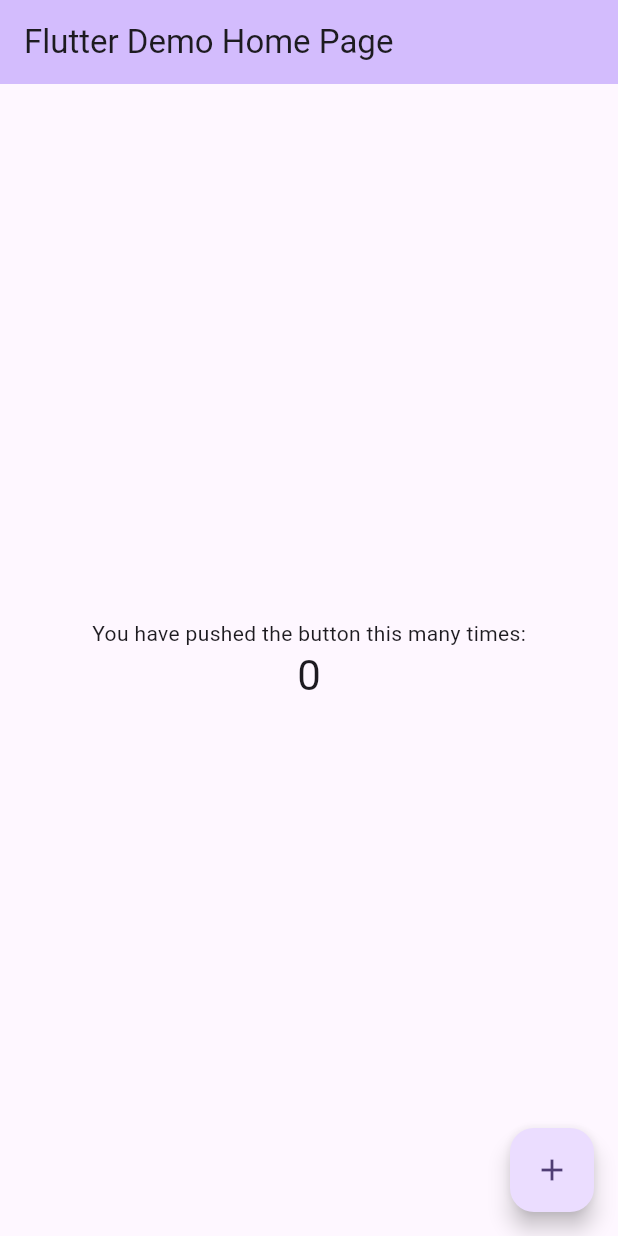
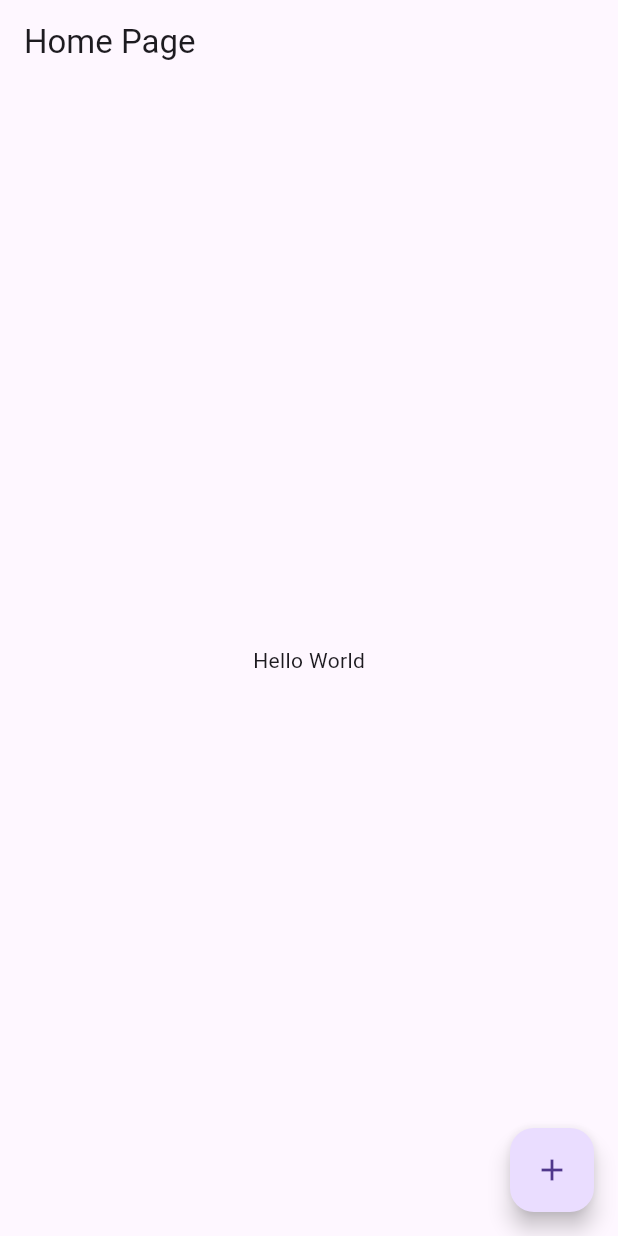
Before and after one commit to MakotoMano/primeiroAppFlutter, a Flutter app: the screen it shows after launch, on a phone screen of 412 x 824 dp. Run offline on Flutter 3.47's test engine with Material 3 defaults, Android fonts, the phone set to English and light mode, and no system bars.

Commit message:
Widgets adicionados

```diff
--- a/lib/main.dart
+++ b/lib/main.dart
@@ -1,125 +1,22 @@
 import 'package:flutter/material.dart';
 
 void main() {
-  runApp(const MyApp());
-}
-
-class MyApp extends StatelessWidget {
-  const MyApp({super.key});
-
-  // This widget is the root of your application.
-  @override
-  Widget build(BuildContext context) {
-    return MaterialApp(
-      title: 'Flutter Demo',
-      theme: ThemeData(
-        // This is the theme of your application.
-        //
-        // TRY THIS: Try running your application with "flutter run". You'll see
-        // the application has a purple toolbar. Then, without quitting the app,
-        // try changing the seedColor in the colorScheme below to Colors.green
-        // and then invoke "hot reload" (save your changes or press the "hot
-        // reload" button in a Flutter-supported IDE, or press "r" if you used
-        // the command line to start the app).
-        //
-        // Notice that the counter didn't reset back to zero; the application
-        // state is not lost during the reload. To reset the state, use hot
-        // restart instead.
-        //
-        // This works for code too, not just values: Most code changes can be
-        // tested with just a hot reload.
-        colorScheme: ColorScheme.fromSeed(seedColor: Colors.deepPurple),
-        useMaterial3: true,
-      ),
-      home: const MyHomePage(title: 'Flutter Demo Home Page'),
-    );
-  }
-}
-
-class MyHomePage extends StatefulWidget {
-  const MyHomePage({super.key, required this.title});
-
-  // This widget is the home page of your application. It is stateful, meaning
-  // that it has a State object (defined below) that contains fields that affect
-  // how it looks.
-
-  // This class is the configuration for the state. It holds the values (in this
-  // case the title) provided by the parent (in this case the App widget) and
-  // used by the build method of the State. Fields in a Widget subclass are
-  // always marked "final".
-
-  final String title;
-
-  @override
-  State<MyHomePage> createState() => _MyHomePageState();
-}
-
-class _MyHomePageState extends State<MyHomePage> {
-  int _counter = 0;
-
-  void _incrementCounter() {
-    setState(() {
-      // This call to setState tells the Flutter framework that something has
-      // changed in this State, which causes it to rerun the build method below
-      // so that the display can reflect the updated values. If we changed
-      // _counter without calling setState(), then the build method would not be
-      // called again, and so nothing would appear to happen.
-      _counter++;
-    });
-  }
-
-  @override
-  Widget build(BuildContext context) {
-    // This method is rerun every time setState is called, for instance as done
-    // by the _incrementCounter method above.
-    //
-    // The Flutter framework has been optimized to make rerunning build methods
-    // fast, so that you can just rebuild anything that needs updating rather
-    // than having to individually change instances of widgets.
-    return Scaffold(
-      appBar: AppBar(
-        // TRY THIS: Try changing the color here to a specific color (to
-        // Colors.amber, perhaps?) and trigger a hot reload to see the AppBar
-        // change color while the other colors stay the same.
-        backgroundColor: Theme.of(context).colorScheme.inversePrimary,
-        // Here we take the value from the MyHomePage object that was created by
-        // the App.build method, and use it to set our appbar title.
-        title: Text(widget.title),
-      ),
-      body: Center(
-        // Center is a layout widget. It takes a single child and positions it
-        // in the middle of the parent.
-        child: Column(
-          // Column is also a layout widget. It takes a list of children and
-          // arranges them vertically. By default, it sizes itself to fit its
-          // children horizontally, and tries to be as tall as its parent.
-          //
-          // Column has various properties to control how it sizes itself and
-          // how it positions its children. Here we use mainAxisAlignment to
-          // center the children vertically; the main axis here is the vertical
-          // axis because Columns are vertical (the cross axis would be
-          // horizontal).
-          //
-          // TRY THIS: Invoke "debug painting" (choose the "Toggle Debug Paint"
-          // action in the IDE, or press "p" in the console), to see the
-          // wireframe for each widget.
-          mainAxisAlignment: MainAxisAlignment.center,
-          children: <Widget>[
-            const Text(
-              'You have pushed the button this many times:',
-            ),
-            Text(
-              '$_counter',
-              style: Theme.of(context).textTheme.headlineMedium,
-            ),
-          ],
+  runApp( //Inicia o app e renderiza o widget informado
+    MaterialApp(
+      home: Scaffold(
+        appBar: AppBar(title: Text('Home Page'),
+        ),
+      body:Center(
+        child: Text(
+          'Hello World',
+          textDirection: TextDirection.ltr,
+      )
+        ),
+        floatingActionButton: FloatingActionButton(
+          onPressed: null,
+          child: Icon(Icons.add),
         ),
       ),
-      floatingActionButton: FloatingActionButton(
-        onPressed: _incrementCounter,
-        tooltip: 'Increment',
-        child: const Icon(Icons.add),
-      ), // This trailing comma makes auto-formatting nicer for build methods.
-    );
-  }
+    ),
+  );
 }
```
